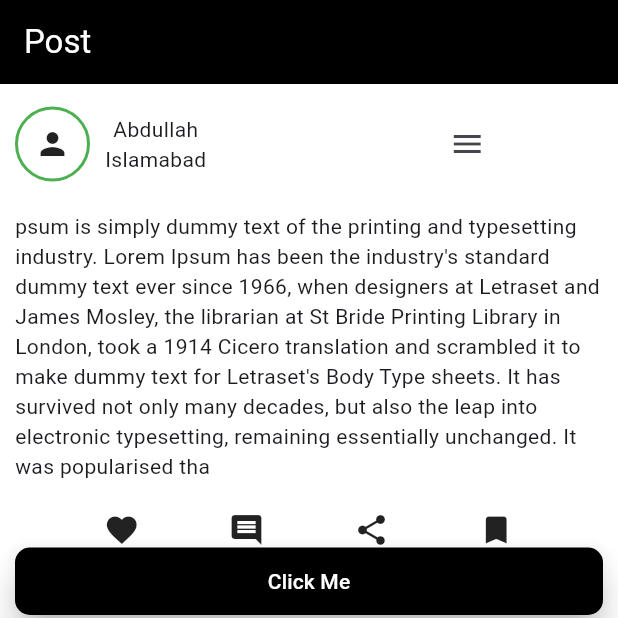
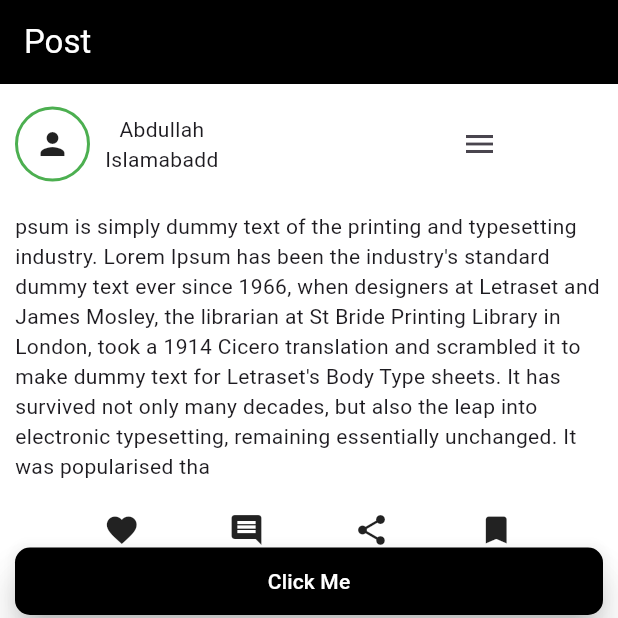
Before and after one commit to AbRehman536/tahir_frontend, a Flutter app: the screen it shows after launch, on a phone screen of 412 x 824 dp, the top half of it. Run offline on Flutter 3.47's test engine with Material 3 defaults, Android fonts, the light colour scheme and no system bars.

Commit message:
Nested Row Col done

```diff
--- a/lib/nested_row_col.dart
+++ b/lib/nested_row_col.dart
@@ -34,7 +34,7 @@ class NestedRowCol extends StatelessWidget {
                 Column(
                   children: [
                     Text("Abdullah"),
-                    Text("Islamabad")
+                    Text("Islamabadd")
                   ],
                 ),
                 SizedBox(width: 150,),
```
